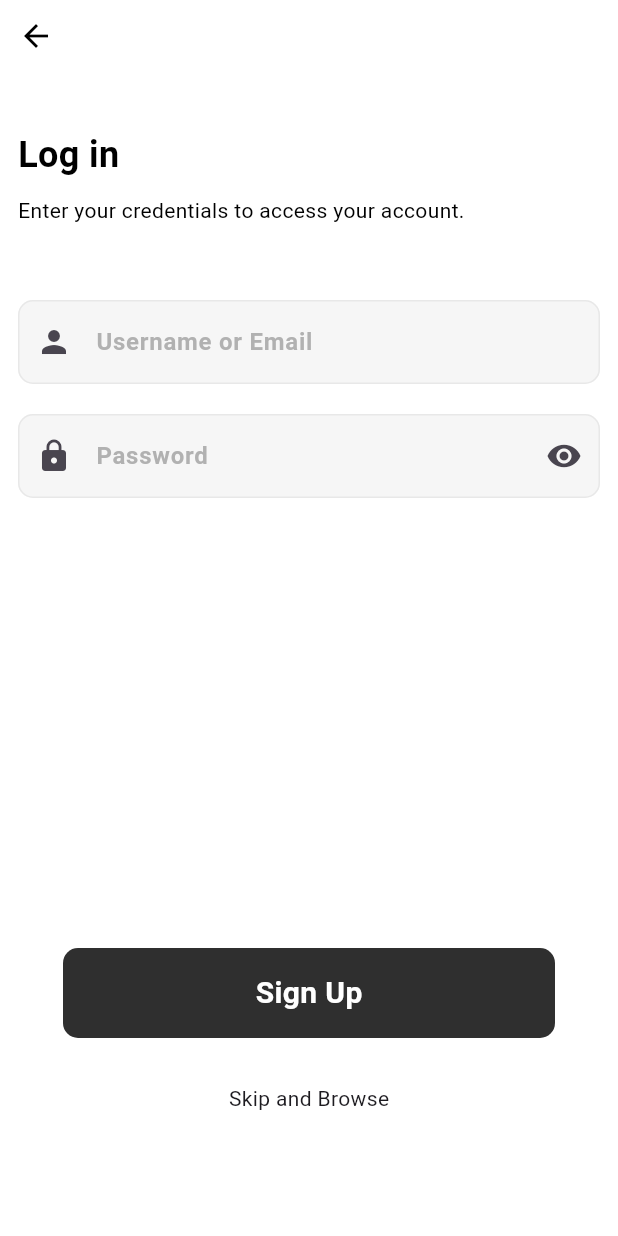
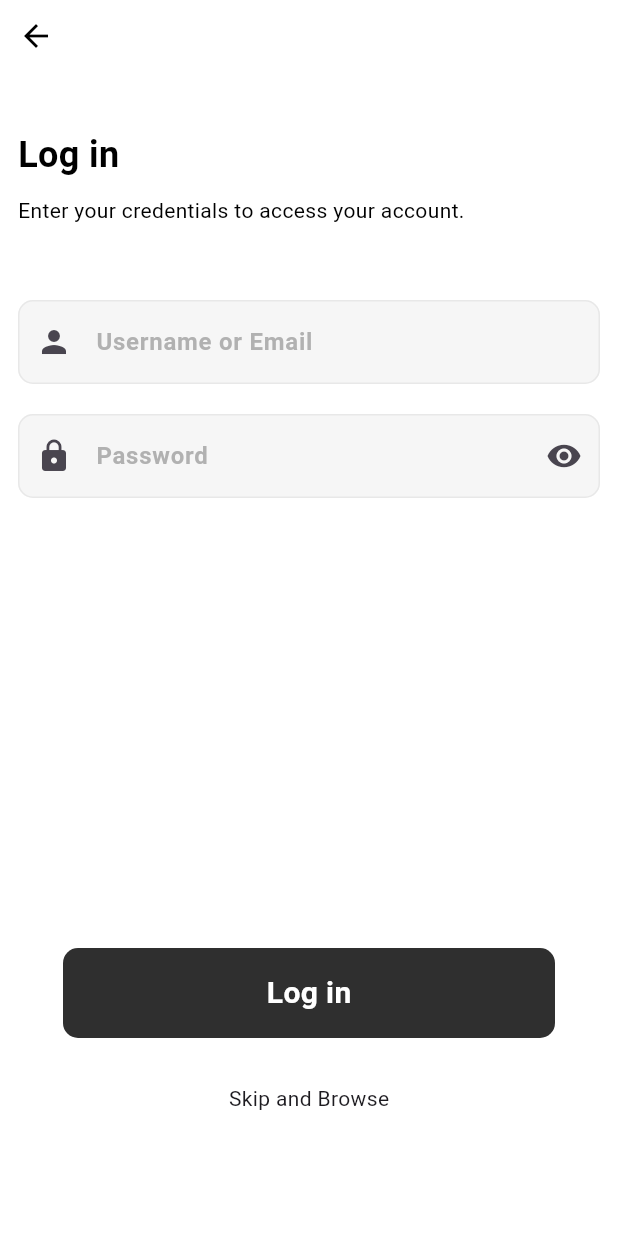
Before and after one commit to Umang-Reformiqo-2024/workspace, a Flutter app: the LoginScreen screen opened directly, on a phone screen of 412 x 824 dp. Run offline on Flutter 3.47's test engine with Material 3 defaults, Android fonts, the phone set to English and light mode, and no system bars; our stand-ins replace carousel_slider, flutter_svg, get, quickalert, vector_graphics; Roboto replaces fonts that are missing (proximanovaRegular); project files that could hold a hidden picture were left out.

Commit message:
As on 10-06-2024 (V2)

```diff
--- /dev/null
+++ b/lib/controller/user_account/user_profile_screen_controller.dart
@@ -0,0 +1,6 @@
+import 'package:get/get.dart';
+
+class UserProfileScreenController extends GetxController{
+
+  bool startNextPageAnimation = false;
+}
--- a/lib/screens/login_signup/login_screen.dart
+++ b/lib/screens/login_signup/login_screen.dart
@@ -3,7 +3,6 @@ import 'package:flutter/material.dart';
 import 'package:get/get.dart';
 import 'package:workspace/app_data/app_fonts/app_font.dart';
 import 'package:workspace/controller/login_signup/login_screen_controller.dart';
-
 import '../../widgets/common_widgets/button_widget.dart';
 
 class LoginScreen extends StatelessWidget {
@@ -18,58 +17,58 @@ class LoginScreen extends StatelessWidget {
         Scaffold(
           backgroundColor: Colors.white,
           body: Padding(
-            padding: EdgeInsets.all(12.0),
+            padding: const EdgeInsets.all(12.0),
             child: SingleChildScrollView(
               child: Column(
                 crossAxisAlignment: CrossAxisAlignment.start,
                 mainAxisAlignment: MainAxisAlignment.start,
                 children: [
-                  InkWell(splashFactory: NoSplash.splashFactory,onTap: () => Get.back(),child: Icon(Icons.arrow_back,color: Colors.black,)),
-                  SizedBox(height: 50,),
-                  Text("Log in",style: TextStyle(fontFamily: AppFont.primary,fontWeight: FontWeight.bold,fontSize: 24,color: Colors.black),),
-                  SizedBox(height: 10,),
-                  Text("Enter your credentials to access your account.",style: TextStyle(fontFamily: AppFont.primary,fontWeight: FontWeight.normal,fontSize: 14,color: Colors.black),),
-                  SizedBox(height: 50,),
+                  InkWell(splashFactory: NoSplash.splashFactory,onTap: () => Get.back(),child: const Icon(Icons.arrow_back,color: Colors.black,)),
+                  const SizedBox(height: 50,),
+                  const Text("Log in",style: TextStyle(fontFamily: AppFont.primary,fontWeight: FontWeight.bold,fontSize: 24,color: Colors.black),),
+                  const SizedBox(height: 10,),
+                  const Text("Enter your credentials to access your account.",style: TextStyle(fontFamily: AppFont.primary,fontWeight: FontWeight.normal,fontSize: 14,color: Colors.black),),
+                  const SizedBox(height: 50,),
                   TextField(
+                    controller: controller.emailController,
                     decoration:InputDecoration(
-                      border: OutlineInputBorder(borderSide: BorderSide(color: Color(0xFFE8E8E8)), borderRadius: BorderRadius.circular(10)),
-                      enabledBorder: OutlineInputBorder(borderSide: BorderSide(color: Color(0xFFE8E8E8)), borderRadius: BorderRadius.circular(10)),
-                      focusedBorder: OutlineInputBorder(borderSide: BorderSide(color: Color(0xFFE8E8E8)), borderRadius: BorderRadius.circular(10)),
-                      disabledBorder: OutlineInputBorder(borderSide: BorderSide(color: Color(0xFFE8E8E8)), borderRadius: BorderRadius.circular(10)),
+                      border: OutlineInputBorder(borderSide: const BorderSide(color: Color(0xFFE8E8E8)), borderRadius: BorderRadius.circular(10)),
+                      enabledBorder: OutlineInputBorder(borderSide: const BorderSide(color: Color(0xFFE8E8E8)), borderRadius: BorderRadius.circular(10)),
+                      focusedBorder: OutlineInputBorder(borderSide: const BorderSide(color: Color(0xFFE8E8E8)), borderRadius: BorderRadius.circular(10)),
+                      disabledBorder: OutlineInputBorder(borderSide: const BorderSide(color: Color(0xFFE8E8E8)), borderRadius: BorderRadius.circular(10)),
                       filled: true,
-                      fillColor: Color(0xFFF6F6F6),
-                      labelStyle: TextStyle(color: Color(0xFF838383).withOpacity(0.6),fontWeight: FontWeight.bold,fontFamily: AppFont.primary),
+                      fillColor: const Color(0xFFF6F6F6),
+                      labelStyle: TextStyle(color: const Color(0xFF838383).withOpacity(0.6),fontWeight: FontWeight.bold,fontFamily: AppFont.primary),
                       labelText: "Username or Email",
-                      prefixIcon: Icon(Icons.person)
+                      prefixIcon: const Icon(Icons.person)
                     ),
                     keyboardType: TextInputType.emailAddress,
-                    style: TextStyle(color: Colors.black,fontFamily: AppFont.primary),
+                    style: const TextStyle(color: Colors.black,fontFamily: AppFont.primary),
                     cursorColor: Colors.black,
                   ),
-                  SizedBox(height: 20,),
+                  const SizedBox(height: 20,),
                   TextField(
+                    controller: controller.passwordController,
                     decoration:InputDecoration(
-                      border: OutlineInputBorder(borderSide: BorderSide(color: Color(0xFFE8E8E8)), borderRadius: BorderRadius.circular(10)),
-                      enabledBorder: OutlineInputBorder(borderSide: BorderSide(color: Color(0xFFE8E8E8)), borderRadius: BorderRadius.circular(10)),
-                      focusedBorder: OutlineInputBorder(borderSide: BorderSide(color: Color(0xFFE8E8E8)), borderRadius: BorderRadius.circular(10)),
-                      disabledBorder: OutlineInputBorder(borderSide: BorderSide(color: Color(0xFFE8E8E8)), borderRadius: BorderRadius.circular(10)),
+                      border: OutlineInputBorder(borderSide: const BorderSide(color: Color(0xFFE8E8E8)), borderRadius: BorderRadius.circular(10)),
+                      enabledBorder: OutlineInputBorder(borderSide: const BorderSide(color: Color(0xFFE8E8E8)), borderRadius: BorderRadius.circular(10)),
+                      focusedBorder: OutlineInputBorder(borderSide: const BorderSide(color: Color(0xFFE8E8E8)), borderRadius: BorderRadius.circular(10)),
+                      disabledBorder: OutlineInputBorder(borderSide: const BorderSide(color: Color(0xFFE8E8E8)), borderRadius: BorderRadius.circular(10)),
                       filled: true,
-                      fillColor: Color(0xFFF6F6F6),
-                      labelStyle: TextStyle(color: Color(0xFF838383).withOpacity(0.6),fontWeight: FontWeight.bold,fontFamily: AppFont.primary),
+                      fillColor: const Color(0xFFF6F6F6),
+                      labelStyle: TextStyle(color: const Color(0xFF838383).withOpacity(0.6),fontWeight: FontWeight.bold,fontFamily: AppFont.primary),
                       labelText: "Password",
-                      prefixIcon: Icon(Icons.lock),
-                      suffixIcon: Icon(Icons.remove_red_eye)
+                      prefixIcon: const Icon(Icons.lock),
+                      suffixIcon: InkWell(onTap: () => controller.onTapPasswordEye(),child: Icon(controller.isPasswordHidden?Icons.visibility:Icons.visibility_off))
                     ),
                     keyboardType: TextInputType.emailAddress,
-                    style: TextStyle(color: Colors.black,fontFamily: AppFont.primary),
+                    style: const TextStyle(color: Colors.black,fontFamily: AppFont.primary),
                     cursorColor: Colors.black,
-                    obscureText: true,
+                    obscureText: controller.isPasswordHidden,
                   ),
-                  SizedBox(height: 290,),
-                  AppButtonPrimary(onTap: () {}, text: "Sign Up"),
-                  GestureDetector(onTap: () {}, child: Center(child: const SizedBox(height: 80,child: Padding(padding: EdgeInsets.symmetric(vertical: 20), child: Text("Skip and Browse"),),)),),
-
-
+                  const SizedBox(height: 290,),
+                  AppButtonPrimary(onTap:() => controller.onTapLoginButton(), text: "Log in"),
+                  GestureDetector(onTap:() => controller.onTapSkipAndBrowseButton(), child: const Center(child: SizedBox(height: 80,child: Padding(padding: EdgeInsets.symmetric(vertical: 20), child: Text("Skip and Browse"),),)),),
                 ],
               ),
             ),
--- a/lib/screens/login_signup/login_signup_screen.dart
+++ b/lib/screens/login_signup/login_signup_screen.dart
@@ -28,10 +28,10 @@ class LoginSignupScreen extends StatelessWidget {
                       Image.asset("assets/v2/png/login_signup.webp",height: 250,width: 250,),
                       const Align(alignment: Alignment.centerLeft,child: Padding(padding: EdgeInsets.symmetric(horizontal: 15,vertical: 15), child: Text("Welcome to WorkSpaceCo.",style: TextStyle(fontSize: 22,fontWeight: FontWeight.bold,fontFamily: AppFont.primary),),),),
                       const Align(alignment: Alignment.centerLeft,child: Padding(padding: EdgeInsets.symmetric(horizontal: 15,vertical: 0), child: Text("Join our community to unlock personalized features and enjoy a seamless experience. Log in if you already have an account, or sign up to get started!",style: TextStyle(fontFamily: AppFont.primary),textAlign: TextAlign.justify,),),),
-                      const SizedBox(height: 50,),
+                      const SizedBox(height: 30,),
                       AppButtonPrimary(onTap: () => controller.onTapLogin(), text: "Log in"),
-                      AppButtonSecondary(onTap: () => controller.onTapSignup, text: "Sign Up"),
-                      GestureDetector(onTap: () => controller.onTapSkipAndBrowse(), child: const SizedBox(height: 80,child: Padding(padding: EdgeInsets.symmetric(vertical: 20), child: Text("Skip and Browse"),),),),
+                      AppButtonSecondary(onTap: () => controller.onTapSignup(), text: "Sign Up"),
+                      GestureDetector(onTap: () => controller.onTapSkipAndBrowse(), child: const SizedBox(height: 50,child: Padding(padding: EdgeInsets.symmetric(vertical: 10), child: Text("Skip and Browse"),),),),
                     ],
                   ),
                 ),
--- a/pubspec.yaml
+++ b/pubspec.yaml
@@ -40,6 +40,7 @@ dependencies:
   quickalert: ^1.1.0
   carousel_slider: ^4.2.1
   awesome_bottom_bar: ^1.2.4
+  link_text: ^0.2.1
 
 dev_dependencies:
   flutter_test:
```
Also changed, not shown: lib/controller/login_signup/login_screen_controller.dart (+33 -0 lines), lib/controller/login_signup/login_signup_controller.dart (+13 -2 lines), lib/controller/login_signup/signup_confirmation_screen_controller.dart (added, +29 -0 lines), lib/controller/login_signup/signup_screen_controller.dart (added, +71 -0 lines), lib/screens/login_signup/signup_confirmation_screen.dart (added, +56 -0 lines), lib/screens/login_signup/signup_screen.dart (added, +242 -0 lines), lib/screens/user_account/user_profile_screen.dart (added, +83 -0 lines), assets/v2/png/facebook_icon.webp (added), assets/v2/png/google_icon.webp (added), assets/v2/png/success_icon.webp (added), pubspec.lock, 1 other file.
